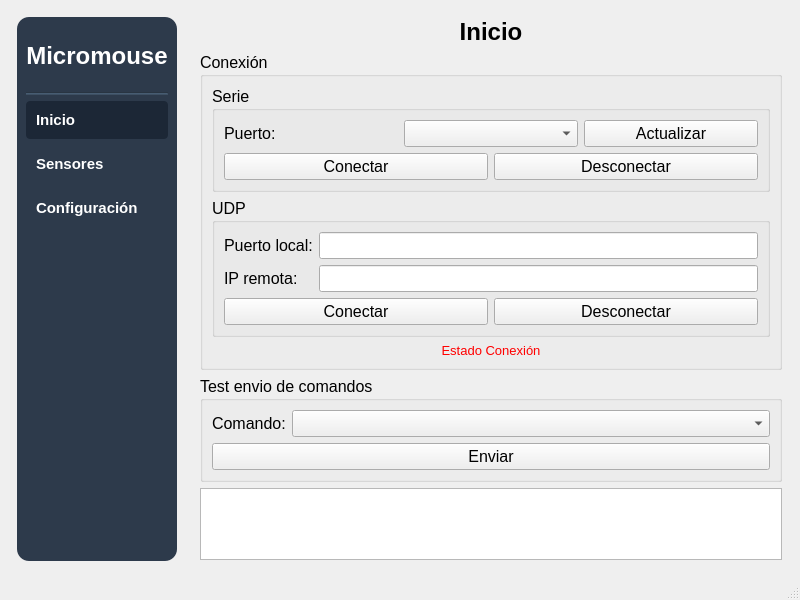
Old version of the form mainwindow.ui in the repository IvanLeiCas22/HMI_MICROMOUSE_V4.
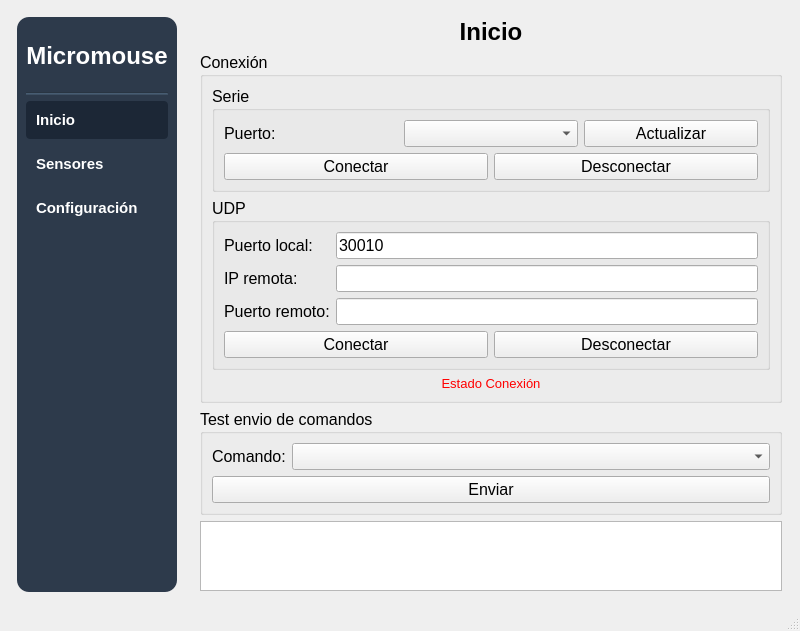
New version of the form.

The edit to the form file:
```diff
--- a/mainwindow.ui
+++ b/mainwindow.ui
@@ -294,7 +294,10 @@
              </property>
              <layout class="QVBoxLayout" name="verticalLayout_5">
               <item>
-               <layout class="QGridLayout" name="gridLayout">
+               <layout class="QGridLayout" name="gridLayout" rowstretch="0,0,0" columnstretch="0,0">
+                <property name="sizeConstraint">
+                 <enum>QLayout::SetDefaultConstraint</enum>
+                </property>
                 <item row="0" column="0">
                  <widget class="QLabel" name="localPortLabel">
                   <property name="text">
@@ -309,7 +312,11 @@
                  </widget>
                 </item>
                 <item row="0" column="1">
-                 <widget class="QLineEdit" name="localPortLineEdit"/>
+                 <widget class="QLineEdit" name="localPortLineEdit">
+                  <property name="text">
+                   <string>30010</string>
+                  </property>
+                 </widget>
                 </item>
                 <item row="1" column="1">
                  <widget class="QLineEdit" name="RemoteIpLineEdit">
@@ -328,6 +335,20 @@
                   </property>
                  </widget>
                 </item>
+                <item row="2" column="0">
+                 <widget class="QLabel" name="RemotePortLabel">
+                  <property name="text">
+                   <string>Puerto remoto:</string>
+                  </property>
+                 </widget>
+                </item>
+                <item row="2" column="1">
+                 <widget class="QLineEdit" name="RemotePortLineEdit">
+                  <property name="readOnly">
+                   <bool>true</bool>
+                  </property>
+                 </widget>
+                </item>
                </layout>
               </item>
               <item>
```
